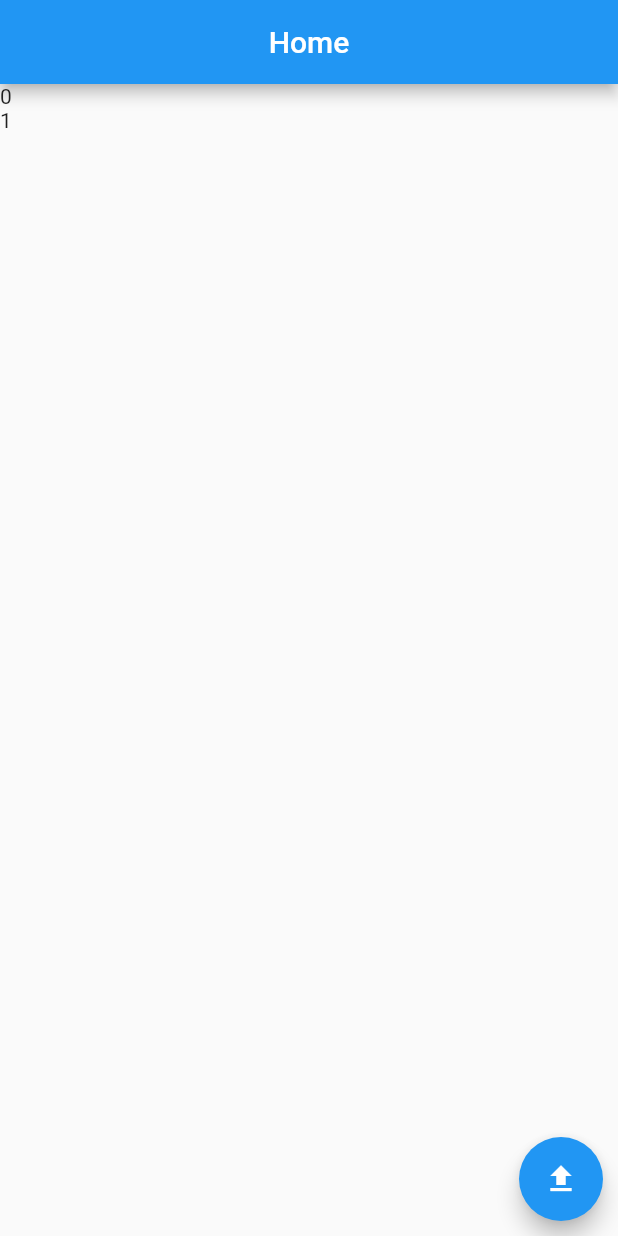
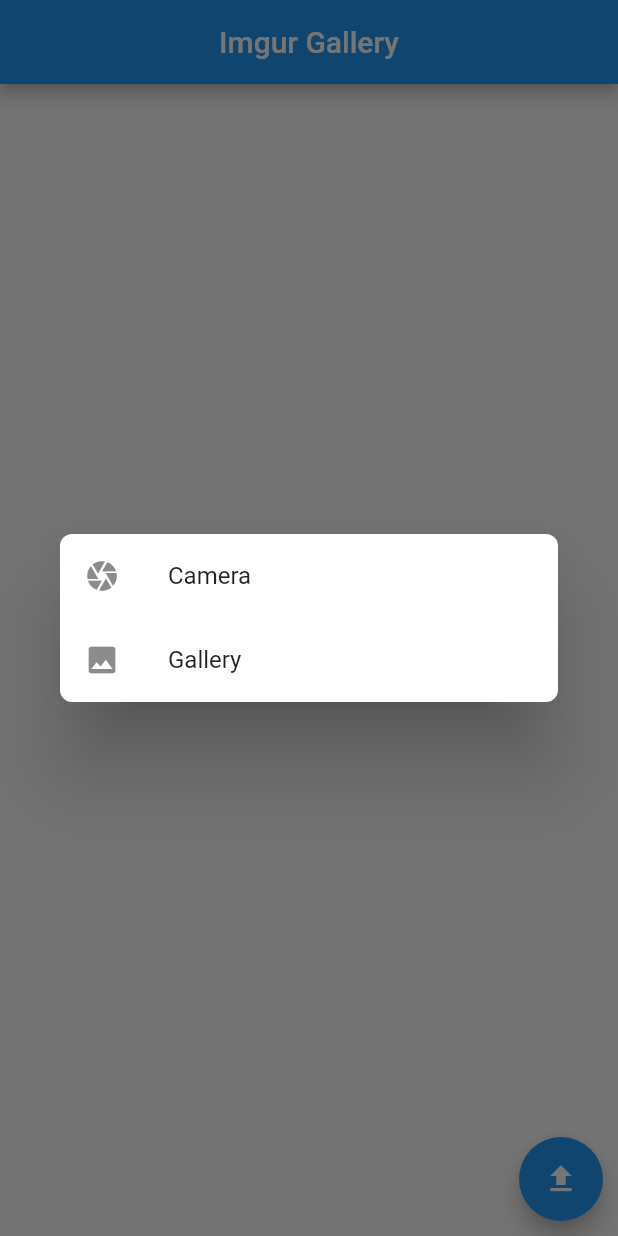
Before and after one commit to kahsoonl/imgur_gallery, a Flutter app: the screen it shows after launch, after a tap on the "file upload" icon, on a phone screen of 412 x 824 dp. Run offline on Flutter 3.47's test engine with Material 2 defaults, Android fonts, the phone set to English and light mode, and no system bars; our stand-ins replace bloc, equatable, flutter_bloc, image_picker; missing offline and left inert: http_interceptor; Roboto replaces fonts that are missing (Tahoma); statements that could not run were skipped.

Commit message:
Added bloc components Added anonymous album's deletehash & id Added image detail page WIP (Upload image and show it on detail page)

```diff
--- a/lib/app.dart
+++ b/lib/app.dart
@@ -1,31 +1,36 @@
 import 'package:flutter/material.dart';
+import 'package:flutter_bloc/flutter_bloc.dart';
+import 'package:imgur_gallery/bloc/bloc.dart';
+import 'package:imgur_gallery/common/api_provider.dart';
+import 'package:imgur_gallery/pages/image_detail.dart';
 import 'package:imgur_gallery/pages/pages.dart';
+import 'package:imgur_gallery/repository/image_repository.dart';
 
 class ImgurApp extends StatelessWidget {
   @override
   Widget build(BuildContext context) {
     return MaterialApp(
+      debugShowCheckedModeBanner: false,
       initialRoute: '/',
       routes: {
-        '/' : (context) => HomePage()
+        '/': (context) => BlocProvider(
+            builder: (context) => ImageBloc(
+                imageRepository: ImageRepository(apiProvider: APIProvider())),
+            child: HomePage()),
+        '/image_detail': (context) => ImageDetailPage(),
       },
       theme: _imgurTheme,
     );
   }
 }
 
-
 final _imgurTheme = _buildThemeData();
 
 ThemeData _buildThemeData() {
   final ThemeData base = ThemeData.light();
-  return base.copyWith(
-      textTheme: _buildTextTheme(base.textTheme)
-  );
+  return base.copyWith(textTheme: _buildTextTheme(base.textTheme));
 }
 
 TextTheme _buildTextTheme(TextTheme base) {
-  return base.copyWith(
-
-  );
+  return base.copyWith();
 }
--- /dev/null
+++ b/lib/bloc/bloc.dart
@@ -0,0 +1,3 @@
+export 'image_bloc.dart';
+export 'image_event.dart';
+export 'image_state.dart';
--- /dev/null
+++ b/lib/bloc/image_bloc.dart
@@ -0,0 +1,28 @@
+import 'package:imgur_gallery/bloc/bloc.dart';
+import 'package:imgur_gallery/model/imgur_image_model.dart';
+import 'package:imgur_gallery/repository/repository.dart';
+import 'package:bloc/bloc.dart';
+import 'package:meta/meta.dart';
+
+class ImageBloc extends Bloc<ImageEvent, ImageState> {
+
+  ImageBloc({@required this.imageRepository}) : assert(imageRepository != null);
+
+  final ImageRepository imageRepository;
+
+  @override
+  ImageState get initialState => ImageUninitialized();
+
+  @override
+  Stream<ImageState> mapEventToState(ImageEvent event) async* {
+    if(event is FetchImage) {
+      yield ImageLoading();
+      try {
+        final List<ImgurImageModel> imageUrls = await imageRepository.getImages();
+        yield ImageLoaded(imageUrl:  imageUrls);
+      } catch (_) {
+        yield ImageError();
+      }
+    }
+  }
+}
--- /dev/null
+++ b/lib/bloc/image_event.dart
@@ -0,0 +1,25 @@
+import 'package:equatable/equatable.dart';
+import 'package:meta/meta.dart';
+
+abstract class ImageEvent extends Equatable {
+  const ImageEvent();
+}
+
+class FetchImage extends ImageEvent {
+
+  @override
+  List<Object> get props => [];
+}
+
+class UploadImage extends ImageEvent {
+
+  const UploadImage({
+    @required
+    this.image
+  }) : assert(image != null);
+
+  final String image;
+
+  @override
+  List<Object> get props => null;
+}
--- /dev/null
+++ b/lib/bloc/image_state.dart
@@ -0,0 +1,28 @@
+import 'package:equatable/equatable.dart';
+import 'package:imgur_gallery/model/imgur_image_model.dart';
+import 'package:meta/meta.dart';
+
+abstract class ImageState extends Equatable {
+  const ImageState();
+
+  @override
+  List<Object> get props => [];
+}
+
+class ImageUninitialized extends ImageState {}
+
+class ImageEmpty extends ImageState {}
+
+class ImageLoading extends ImageState {}
+
+class ImageLoaded extends ImageState {
+
+  const ImageLoaded({
+    @required
+    this.imageUrl
+  }): assert(imageUrl != null);
+
+  final List<ImgurImageModel> imageUrl;
+}
+
+class ImageError extends ImageState {}
--- a/lib/main.dart
+++ b/lib/main.dart
@@ -1,4 +1,6 @@
 import 'package:flutter/cupertino.dart';
 import 'package:imgur_gallery/app.dart';
 
-void main() async => runApp(ImgurApp());
+void main() async {
+  runApp(ImgurApp());
+}
--- /dev/null
+++ b/lib/model/imgur_image_model.dart
@@ -0,0 +1,24 @@
+class ImgurImageModel {
+  ImgurImageModel(
+      {this.id,
+      this.deleteHash,
+      this.width,
+      this.height,
+      this.dateTime,
+      this.imageLink});
+
+  ImgurImageModel.fromJson(Map<String, dynamic> parsedJson)
+      : this.id = parsedJson['id'],
+        this.deleteHash = parsedJson['deletehash'],
+        this.width = parsedJson['width'],
+        this.height = parsedJson['height'],
+        this.dateTime = parsedJson['datetime'],
+        this.imageLink = parsedJson['link'];
+
+  final String id;
+  final String deleteHash;
+  final int width;
+  final int height;
+  final int dateTime;
+  final String imageLink;
+}
--- a/lib/pages/home.dart
+++ b/lib/pages/home.dart
@@ -1,4 +1,10 @@
+import 'dart:io';
+
 import 'package:flutter/material.dart';
+import 'package:flutter_bloc/flutter_bloc.dart';
+import 'package:image_picker/image_picker.dart';
+import 'package:imgur_gallery/bloc/bloc.dart';
+import 'package:imgur_gallery/model/imgur_image_model.dart';
 import 'package:imgur_gallery/widgets/custom_app_bar.dart';
 
 class HomePage extends StatefulWidget {
@@ -11,7 +17,7 @@ class _HomePageState extends State<HomePage> {
   Widget build(BuildContext context) {
     return Scaffold(
       appBar: CustomAppBar(
-        title: 'Home',
+        title: 'Imgur Gallery',
       ),
       body: _HomeBody(),
     );
@@ -23,22 +29,91 @@ class _HomeBody extends StatelessWidget {
   Widget build(BuildContext context) {
     return Stack(
       children: <Widget>[
-        ListView.builder(
-          itemCount: 2,
-          itemBuilder: (BuildContext context, int index) {
-            return Container(
-              child: Text('$index'),
+        BlocBuilder<ImageBloc, ImageState>(builder: (context, state) {
+          if (state is ImageLoading) {
+            return Center(child: CircularProgressIndicator());
+          }
+
+          if (state is ImageLoaded) {
+            final List<ImgurImageModel> imageList = state.imageUrl;
+
+            return ListView.builder(
+              itemCount: imageList.length,
+              itemBuilder: (BuildContext context, int index) {
+                return Container(
+                  child: Image.network(imageList[index].imageLink),
+                );
+              },
             );
+          }
+
+          if (state is ImageError) {
+            return Center(
+              child: Text('Something went wrong, please try again'),
+            );
+          }
+
+          return Center(child: Text('Start'));
         }),
         Positioned(
           right: 10,
           bottom: 10,
           child: FloatingActionButton(
             child: Icon(Icons.file_upload),
-            onPressed: () {},
+            onPressed: () {
+              showDialog(
+                  context: context,
+                  builder: (BuildContext context) => UploadOptionDialog());
+            },
           ),
-        )
+        ),
+//        Positioned(
+//          right: 10,
+//          bottom: 20,
+//          child: FloatingActionButton(
+//            child: Icon(Icons.refresh),
+//            onPressed: () {
+//              BlocProvider.of<ImageBloc>(context).add(FetchImage());
+//            },
+//          ),
+//        )
       ],
     );
   }
 }
+
+class UploadOptionDialog extends StatelessWidget {
+  @override
+  Widget build(BuildContext context) {
+    return Dialog(
+      shape: RoundedRectangleBorder(borderRadius: BorderRadius.circular(8.0)),
+      child: ListView(
+        physics: NeverScrollableScrollPhysics(),
+        shrinkWrap: true,
+        children: <Widget>[
+          ListTile(
+            title: Text('Camera'),
+            leading: Icon(Icons.camera),
+            onTap: () {
+              Navigator.of(context, rootNavigator: true).pop();
+              ImagePicker.pickImage(source: ImageSource.camera).then(
+                  (selectedImage) => Navigator.of(context, rootNavigator: true)
+                      .pushNamed('/image_detail', arguments: selectedImage));
+            },
+          ),
+          ListTile(
+            title: Text('Gallery'),
+            leading: Icon(Icons.photo),
+            onTap: () {
+              Navigator.pop(context);
+              ImagePicker.pickImage(source: ImageSource.gallery).then(
+                  (selectedImage) => Navigator.pushNamed(
+                      context, '/image_detail',
+                      arguments: selectedImage));
+            },
+          ),
+        ],
+      ),
+    );
+  }
+}
--- /dev/null
+++ b/lib/repository/image_repository.dart
@@ -0,0 +1,13 @@
+import 'package:imgur_gallery/common/api_provider.dart';
+import 'package:meta/meta.dart';
+
+class ImageRepository {
+
+  ImageRepository({@required this.apiProvider}) : assert(apiProvider != null);
+
+  final APIProvider apiProvider;
+
+  Future<dynamic> getImages() async {
+    return await apiProvider.getAlbumImage();
+  }
+}
--- /dev/null
+++ b/lib/repository/repository.dart
@@ -0,0 +1 @@
+export 'image_repository.dart';
--- a/pubspec.yaml
+++ b/pubspec.yaml
@@ -26,6 +26,9 @@ dependencies:
   http: ^0.12.0+2
   http_interceptor: 0.1.1
   flutter_bloc: ^2.0.1
+  bloc: ^2.0.0
+  equatable: ^0.6.0
+  image_picker: 0.6.2+1
 
 dev_dependencies:
   flutter_test:
```
Also changed, not shown: lib/common/api_provider.dart (+22 -8 lines), lib/pages/image_detail.dart (added, +59 -0 lines), pubspec.lock.
